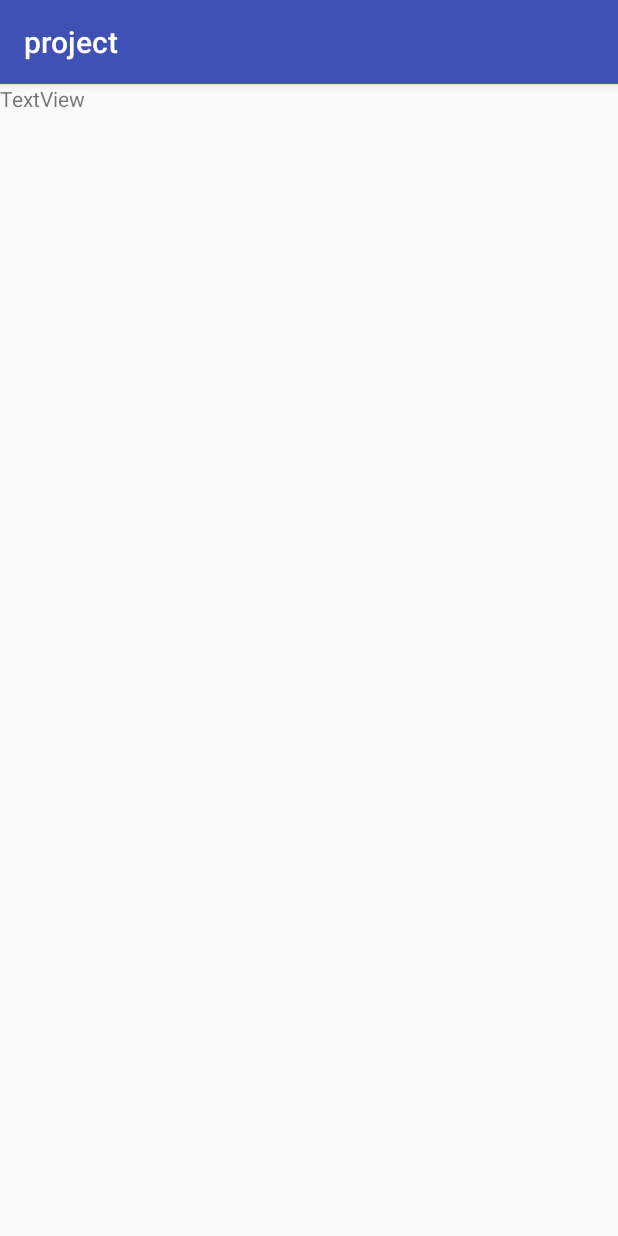
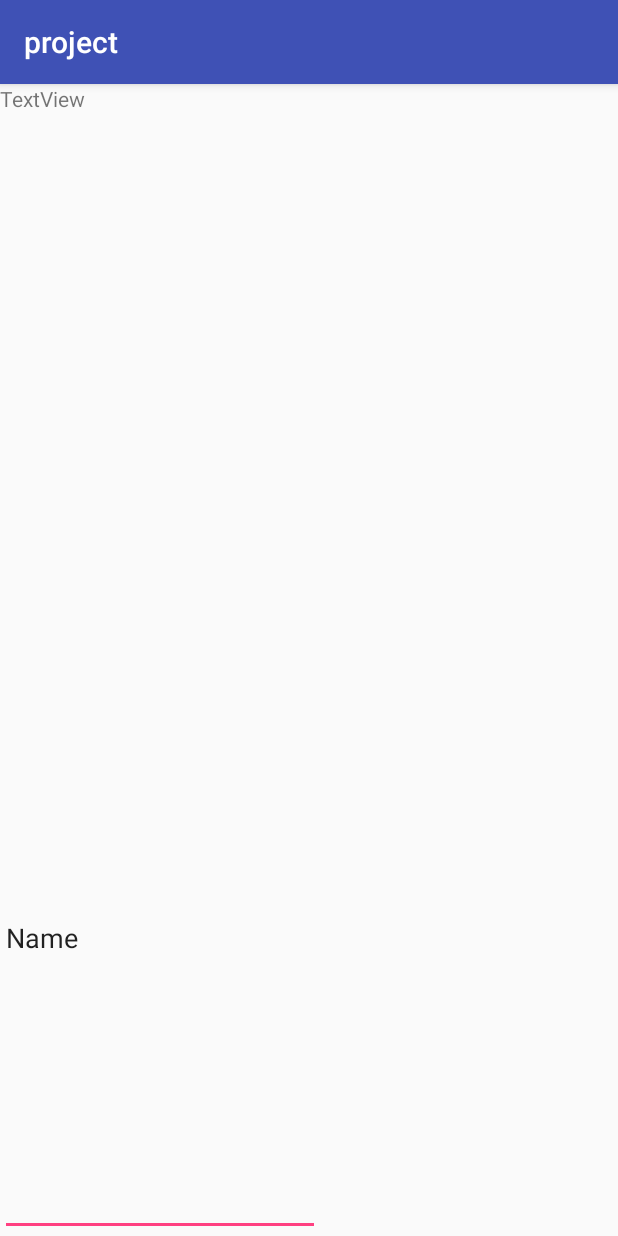
Before and after one commit to zcbmlijygrdwa/paperTown, an Android app: the NewTitleActivity screen opened directly, with no data from a screen before it, on a phone screen of 412 x 824 dp. Run offline under Robolectric (Android 15) with nearby library versions, the phone set to English and light mode, and no system bars.

Commit message:
Changed new title activity

```diff
--- a/app/src/main/res/layout/activity_new_title.xml
+++ b/app/src/main/res/layout/activity_new_title.xml
@@ -4,6 +4,7 @@
     xmlns:tools="http://schemas.android.com/tools"
     android:layout_width="match_parent"
     android:layout_height="match_parent"
+    android:orientation="vertical"
     tools:context="zhenyuyang.cec150.ece.ucsb.edu.project.NewTitleActivity">
 
     <TextView
@@ -12,4 +13,15 @@
         android:layout_height="wrap_content"
         android:layout_weight="1"
         android:text="TextView" />
+
+    <EditText
+        android:id="@+id/editText"
+        android:layout_width="wrap_content"
+        android:layout_height="wrap_content"
+        android:layout_weight="1"
+        android:ems="10"
+        android:inputType="textPersonName"
+        android:text="Name" />
+
+
 </LinearLayout>
```
